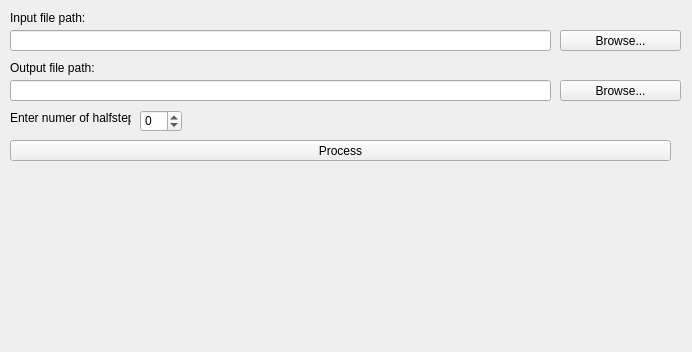
Above: mainwindow.ui from damibran/Pitch_Shifting before the change; both pictures show x 0 to 692 and y 0 to 352 of the 692 by 600 pixel window. Below: the same form after it.
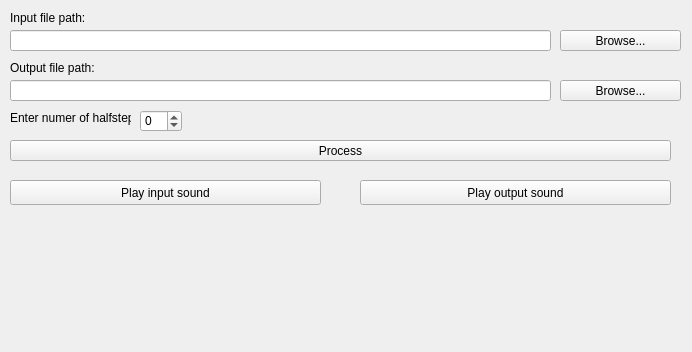
That is the form after the change.

Commit message: Adding two buttons and bug fix

```diff
--- a/mainwindow.ui
+++ b/mainwindow.ui
@@ -125,6 +125,32 @@
      <string>Output file path:</string>
     </property>
    </widget>
+   <widget class="QPushButton" name="inputPlayButton">
+    <property name="geometry">
+     <rect>
+      <x>10</x>
+      <y>180</y>
+      <width>311</width>
+      <height>25</height>
+     </rect>
+    </property>
+    <property name="text">
+     <string>Play input sound</string>
+    </property>
+   </widget>
+   <widget class="QPushButton" name="outputPlayButton">
+    <property name="geometry">
+     <rect>
+      <x>360</x>
+      <y>180</y>
+      <width>311</width>
+      <height>25</height>
+     </rect>
+    </property>
+    <property name="text">
+     <string>Play output sound</string>
+    </property>
+   </widget>
   </widget>
   <widget class="QMenuBar" name="menubar">
    <property name="geometry">
```
Left out of the diff: 2 changed lines with no effect on the pictures. The commit also changes 18 other files.
